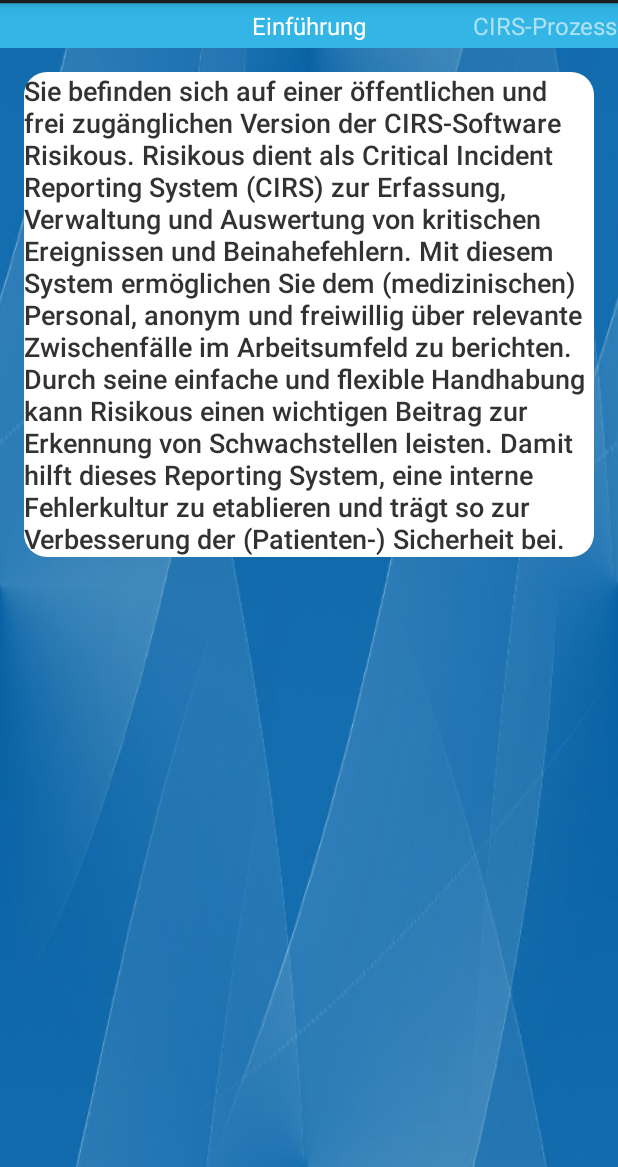
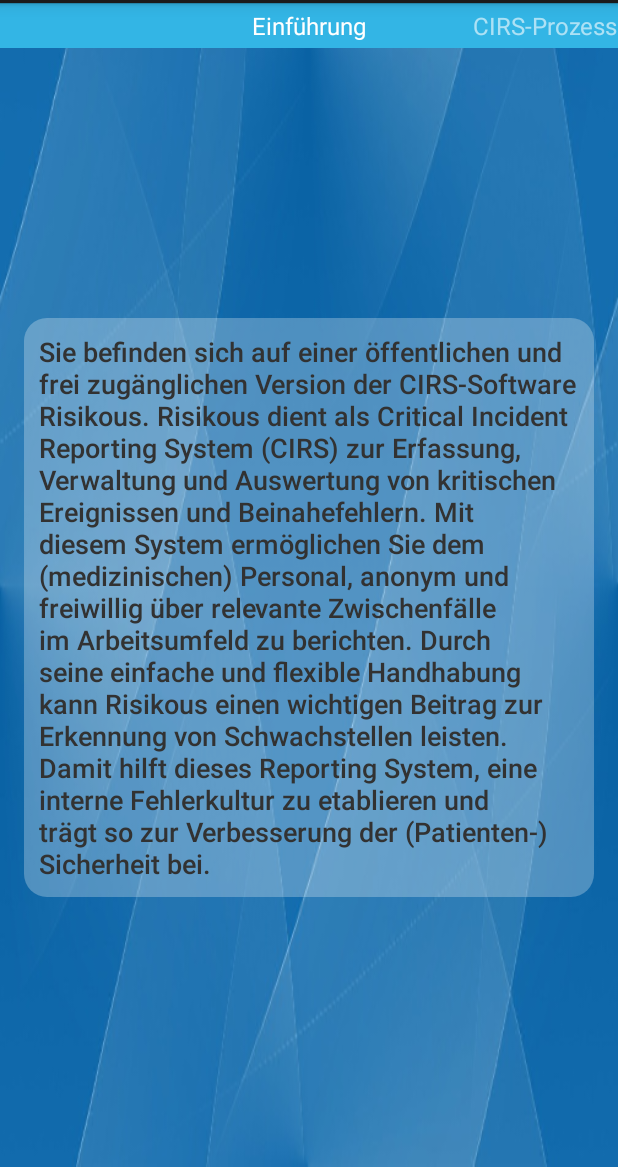
Before and after one commit to JHilsberg/RisikousApp2, an Android app: the screen it shows after launch (MainActivity), on a phone screen of 412 x 824 dp, the part 69-1236 px from its top. Run offline under Robolectric (Android 15) with nearby library versions, the phone set to English and light mode, and no system bars; 2 statements that could not run were skipped.

Commit message:
added transparent textView removed textView from section 2

```diff
--- a/app/src/main/java/de/hszg/risikousapp/MainActivity.java
+++ b/app/src/main/java/de/hszg/risikousapp/MainActivity.java
@@ -123,14 +123,11 @@ public class MainActivity extends FragmentActivity {
 
 		switch(position) {
 		case 0:
-			/*getSupportFragmentManager()
-				.beginTransaction()
-				.add(R.id.content_frame,
-						ItemOne.newInstance(),
-						ItemOne.TAG).commit();*/
 			getSupportFragmentManager()
 				.beginTransaction()
-				.replace(R.id.content_frame, TabbedActivity.newInstance(), TabbedActivity.TAG).commit();
+				.replace(R.id.content_frame,
+                        TabbedActivity.newInstance(),
+                        TabbedActivity.TAG).commit();
 			break;
 		case 1:
 			getSupportFragmentManager()
@@ -139,6 +136,13 @@ public class MainActivity extends FragmentActivity {
 						QuestionnaireFragment.newInstance(),
 						QuestionnaireFragment.TAG).commit();
 			break;
+        case 2:
+            	getSupportFragmentManager()
+                    .beginTransaction()
+                    .replace(R.id.content_frame,
+						ItemOne.newInstance(),
+						ItemOne.TAG).commit();
+            break;
 		}
 	}
 
--- a/app/src/main/java/de/hszg/risikousapp/TabbedActivity.java
+++ b/app/src/main/java/de/hszg/risikousapp/TabbedActivity.java
@@ -126,7 +126,7 @@ public class TabbedActivity extends Fragment {
                     textView.setText(R.string.section1_text);
                     break;
                 case 2:
-                    //textView.setText(R.string.section2_text);
+                    textView.setVisibility(View.INVISIBLE);
                     imageView.setImageResource(R.drawable.cirs);
                     break;
                 case 3:
--- a/app/src/main/res/drawable/rounded_corners.xml
+++ b/app/src/main/res/drawable/rounded_corners.xml
@@ -2,7 +2,7 @@
 <!--  res/drawable/rounded_edittext.xml -->
 <shape xmlns:android="http://schemas.android.com/apk/res/android"
     android:shape="rectangle" android:padding="10dp">
-    <solid android:color="#FFFFFF"/>
+    <solid android:color="#45ffffff"/>
     <corners
         android:bottomRightRadius="15dp"
         android:bottomLeftRadius="15dp"
--- a/app/src/main/res/layout/fragment_tabbed_dummy.xml
+++ b/app/src/main/res/layout/fragment_tabbed_dummy.xml
@@ -12,13 +12,13 @@
         android:id="@+id/textView"
         android:layout_width="match_parent"
         android:layout_height="wrap_content"
-        android:layout_alignTop="@+id/imageView"
         android:layout_alignParentLeft="true"
         android:layout_alignParentStart="true"
         android:editable="false"
         android:background="@drawable/rounded_corners"
         android:textAppearance="@android:style/TextAppearance.DeviceDefault.Medium"
-        />
+        android:padding="10dp"
+        android:layout_centerInParent="true" />
 
     <ImageView
         android:layout_width="fill_parent"
```
